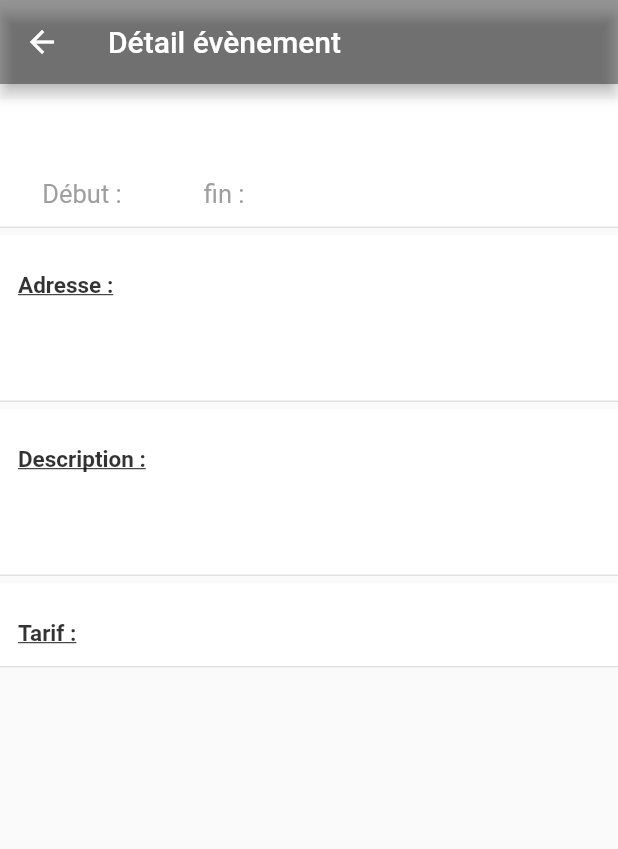
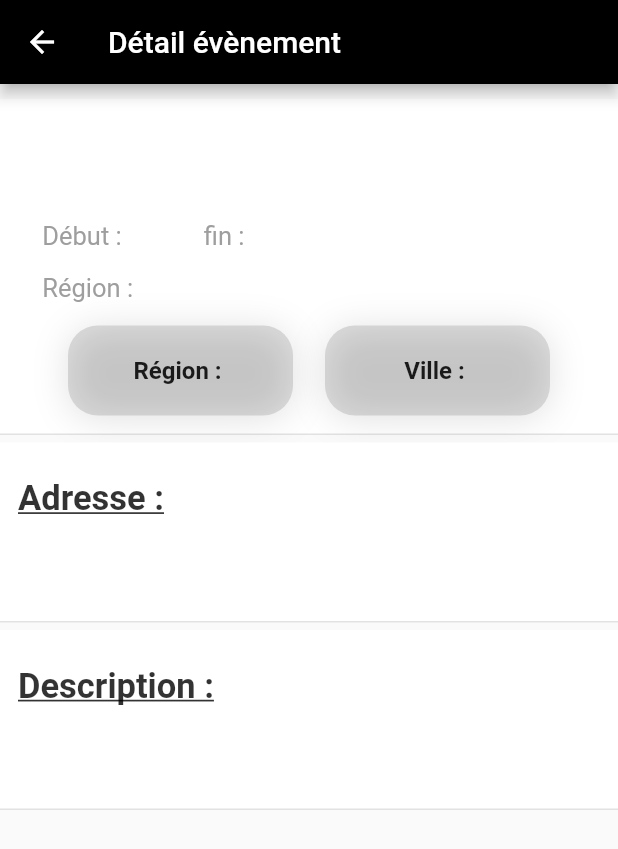
Before and after one commit to lorisclivaz/herespot, a Flutter app: the DetailEvent screen opened directly with empty values, on a phone screen of 412 x 824 dp. Shown: the top 849 px of the screen. Run offline on Flutter 3.47's test engine with Material 2 defaults, Android fonts, the phone set to English and light mode, and no system bars; our stand-ins replace firebase_auth, firebase_core, firebase_database, flutter_map, geocoding, geolocator and 3 more; missing offline and left inert: flutter_map_marker_popup; accounts and stored records are empty; statements that could not run were skipped.

Commit message:
Refonte popup and add details page event

```diff
--- a/lib/Models/events.dart
+++ b/lib/Models/events.dart
@@ -15,23 +15,25 @@ class EventSpot {
   String geoPoint;
   String dateDebut;
   String dateFin;
+  String region;
 
   //Constructeur
-  EventSpot({this.adresse, this.lat, this.long, this.dateFin,this.dateDebut, this.ville, this.description, this.titre, this.uid});
+  EventSpot({this.adresse, this.lat, this.long, this.dateFin,this.dateDebut, this.ville, this.description, this.titre, this.uid, this.region});
 
   EventSpot.fromSnapshot(DataSnapshot snapshot)
   {
 
 
-    this.dateDebut = snapshot.value["Date début"];
     this.uid = snapshot.value["uid"];
     this.lat = snapshot.value["lat"];
     this.long = snapshot.value["lon"];
+    this.dateDebut = snapshot.value["Date debut"];
     this.dateFin = snapshot.value["Date de fin"];
     this.ville = snapshot.value["Ville"];
     this.description = snapshot.value["Description"];
     this.titre = snapshot.value["Titre"];
     this.adresse = snapshot.value["Adresse"];
+    this.region = snapshot.value["Région"];
 
 
 
--- a/lib/database/database.dart
+++ b/lib/database/database.dart
@@ -41,7 +41,7 @@ class Database{
       'Description':description,
       'Adresse':adresse,
       'Date de fin' : fin,
-      'Date début': debut,
+      'Date debut': debut,
       'Région': region,
       'Ville': ville,
       'lat': lat,
--- a/lib/screens/DetailEvent.dart
+++ b/lib/screens/DetailEvent.dart
@@ -12,8 +12,10 @@ class DetailEvent extends StatefulWidget {
   final String dateDebut;
   final String dateFin;
   final String titre;
+  final String region;
+  final String ville;
 
-  DetailEvent(this.uid, this.description, this.adresse, this.dateDebut, this.dateFin, this.titre);
+  DetailEvent(this.uid, this.description, this.adresse, this.dateDebut, this.dateFin, this.titre, this.region, this.ville);
 
   @override
   _DetailEventState createState() => _DetailEventState();
@@ -28,6 +30,8 @@ class _DetailEventState extends State<DetailEvent> {
    String dateDebut;
    String dateFin;
    String titre;
+   String region;
+   String ville;
 
   @override
   void initState() {
@@ -39,6 +43,10 @@ class _DetailEventState extends State<DetailEvent> {
  dateDebut = widget.dateDebut;
  dateFin = widget.dateFin;
  titre = widget.titre;
+ region = widget.region;
+ ville = widget.ville;
+
+ print(ville);
 
   }
 
@@ -49,7 +57,7 @@ class _DetailEventState extends State<DetailEvent> {
 
     return Scaffold(
       appBar:  AppBar(
-        backgroundColor: Colors.black38,
+        backgroundColor: Colors.black,
         title: Text('Détail évènement'),
         leading:  IconButton(
             icon: Icon(Icons.arrow_back,color: Colors.white,),
@@ -62,6 +70,7 @@ class _DetailEventState extends State<DetailEvent> {
       ),
 
       body: SingleChildScrollView(
+
         child: Column(
           children: [
             SizedBox(height: 10.0,),
@@ -81,16 +90,79 @@ class _DetailEventState extends State<DetailEvent> {
                       child: Column(
                         crossAxisAlignment: CrossAxisAlignment.start,
                         children: <Widget>[
-                          Text(
-                            '${titre}',
-                            style: TextStyle(
-                                fontSize: 35,
-                                fontWeight: FontWeight.bold,
-                                color: Colors.black.withOpacity(.8)),
+                          Center(
+                            child: Text(
+                              '${titre}',
+                              style: TextStyle(
+                                  fontSize: 25,
+                                  fontWeight: FontWeight.bold,
+                                  color: Colors.black.withOpacity(.8)),
+                            ),
                           ),
+                          SizedBox(height: 40.0,),
                           Text(
                             ' Début : ${dateDebut}            fin : ${dateFin}',
                             style: TextStyle(color: Colors.grey, fontSize: 17),
+                          ),
+                          SizedBox(height: 15.0,),
+                          Text(
+                            ' Région : ${region} ',
+                            style: TextStyle(color: Colors.grey, fontSize: 17),
+                          ),
+
+                          SizedBox(height: 15.0,),
+                          Row(
+                            mainAxisAlignment: MainAxisAlignment.spaceEvenly,
+                            children: [
+                              Container(
+                                height: 60.0,
+                                width: 150,
+                                decoration: BoxDecoration(
+                                    borderRadius: BorderRadius.circular(20.0),
+                                    color: Colors.black12,
+                                    boxShadow: [
+                                      BoxShadow(
+                                        color: Colors.black12,
+                                        offset: Offset(0, 2),
+                                        blurRadius: 20.0,
+                                      )
+                                    ]),
+                                child: Center(
+                                  child: Text(
+                                    ' Région : ${region} ',
+                                    style: TextStyle(
+                                      fontSize: 16.0,
+                                      fontWeight: FontWeight.bold,
+
+                                    ),
+                                  ),
+                                ),
+                              ),
+
+                              Container(
+                                height: 60.0,
+                                width: 150.0,
+                                decoration: BoxDecoration(
+                                    borderRadius: BorderRadius.circular(20.0),
+                                    color: Colors.black12,
+                                    boxShadow: [
+                                      BoxShadow(
+                                        color: Colors.black12,
+                                        offset: Offset(0, 2),
+                                        blurRadius: 20.0,
+                                      )
+                                    ]),
+                                child: Center(
+                                  child: Text(
+                                    'Ville : ${ville}',
+                                    style: TextStyle(
+                                      fontSize: 16.0,
+                                      fontWeight: FontWeight.bold,
+                                    ),
+                                  ),
+                                ),
+                              ),
+                            ],
                           ),
                         ],
                       ),
@@ -118,7 +190,7 @@ class _DetailEventState extends State<DetailEvent> {
                       'Adresse : ',
                       style: TextStyle(
                         decoration: TextDecoration.underline,
-                          fontSize: 15,
+                          fontSize: 23,
                           fontWeight: FontWeight.bold,
                           color: Colors.black.withOpacity(.8)),
                     ),
@@ -157,7 +229,7 @@ class _DetailEventState extends State<DetailEvent> {
                       'Description :',
                       style: TextStyle(
                         decoration: TextDecoration.underline,
-                          fontSize: 15,
+                          fontSize: 23,
                           fontWeight: FontWeight.bold,
                           color: Colors.black.withOpacity(.8)),
                     ),
@@ -178,34 +250,7 @@ class _DetailEventState extends State<DetailEvent> {
               ),
             ),
             SizedBox(height: 5.0,),
-            Container(
-              width: double.infinity,
-              decoration: BoxDecoration(
-                  color: Colors.white,
-                  border: Border(
-                    bottom: BorderSide(color: Colors.grey.withOpacity(.3)),
-                  )
-              ),
-              child: Column(
-                crossAxisAlignment: CrossAxisAlignment.start,
-                children: [
-                  Padding(
-                    padding:
-                    const EdgeInsets.only(left: 12, top: 24, bottom: 13),
-                    child: Text(
-                      'Tarif :',
-                      style: TextStyle(
-                        decoration: TextDecoration.underline,
-                          fontSize: 15,
-                          fontWeight: FontWeight.bold,
-                          color: Colors.black.withOpacity(.8)),
-                    ),
-                  ),
 
-                ],
-
-              ),
-            ),
             SizedBox(height: 50,),
           ],
 
```
Also changed, not shown: lib/Models/popup.dart (+61 -16 lines), lib/screens/Login.dart (+14 -15 lines), lib/screens/homeScreen2.dart (+38 -19 lines), lib/screens/listEvents.dart (deleted, +0 -191 lines).
